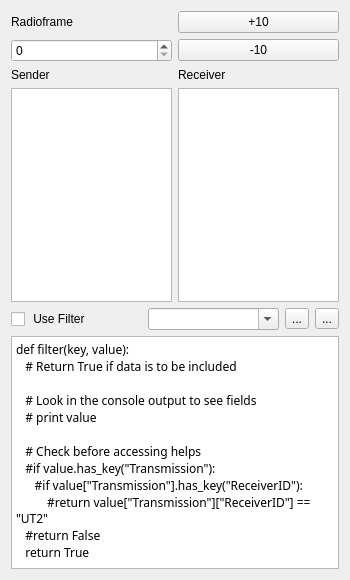
First picture: the form in ui/Widgets_TraceNavigation.ui, repository ComNets/openwns-wrowser, before the edit.
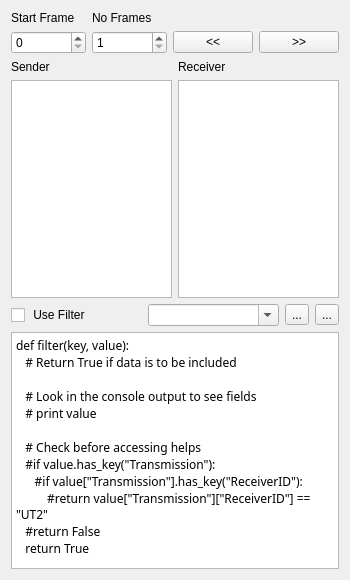
Second picture: the form after the edit. Icons and pictures are not drawn.

Commit message: You can now set the number of radioframes that are shown

Patch:
```diff
--- a/ui/Widgets_TraceNavigation.ui
+++ b/ui/Widgets_TraceNavigation.ui
@@ -22,14 +22,47 @@
      <item row="0" column="0">
       <widget class="QLabel" name="label">
        <property name="text">
-        <string>Radioframe</string>
+        <string>Start Frame</string>
        </property>
       </widget>
      </item>
      <item row="0" column="1">
-      <widget class="QPushButton" name="next10">
+      <widget class="QLabel" name="label_4">
        <property name="text">
-        <string>+10</string>
+        <string>No Frames</string>
+       </property>
+      </widget>
+     </item>
+     <item row="1" column="1">
+      <widget class="QSpinBox" name="stepSize">
+       <property name="toolTip">
+        <string>Show number of radio frames</string>
+       </property>
+       <property name="minimum">
+        <number>1</number>
+       </property>
+       <property name="maximum">
+        <number>999999</number>
+       </property>
+      </widget>
+     </item>
+     <item row="1" column="2">
+      <widget class="QPushButton" name="previous">
+       <property name="toolTip">
+        <string>go back number of radioframes</string>
+       </property>
+       <property name="text">
+        <string>&lt;&lt;</string>
+       </property>
+      </widget>
+     </item>
+     <item row="1" column="3">
+      <widget class="QPushButton" name="next">
+       <property name="toolTip">
+        <string>forward number of radioframes</string>
+       </property>
+       <property name="text">
+        <string>&gt;&gt;</string>
        </property>
       </widget>
      </item>
@@ -40,13 +73,6 @@
        </property>
       </widget>
      </item>
-     <item row="1" column="1">
-      <widget class="QPushButton" name="previous10">
-       <property name="text">
-        <string>-10</string>
-       </property>
-      </widget>
-     </item>
     </layout>
    </item>
    <item>
```
Left out of the diff: 3 changed lines with no effect on the pictures. The commit also changes 4 other files.
